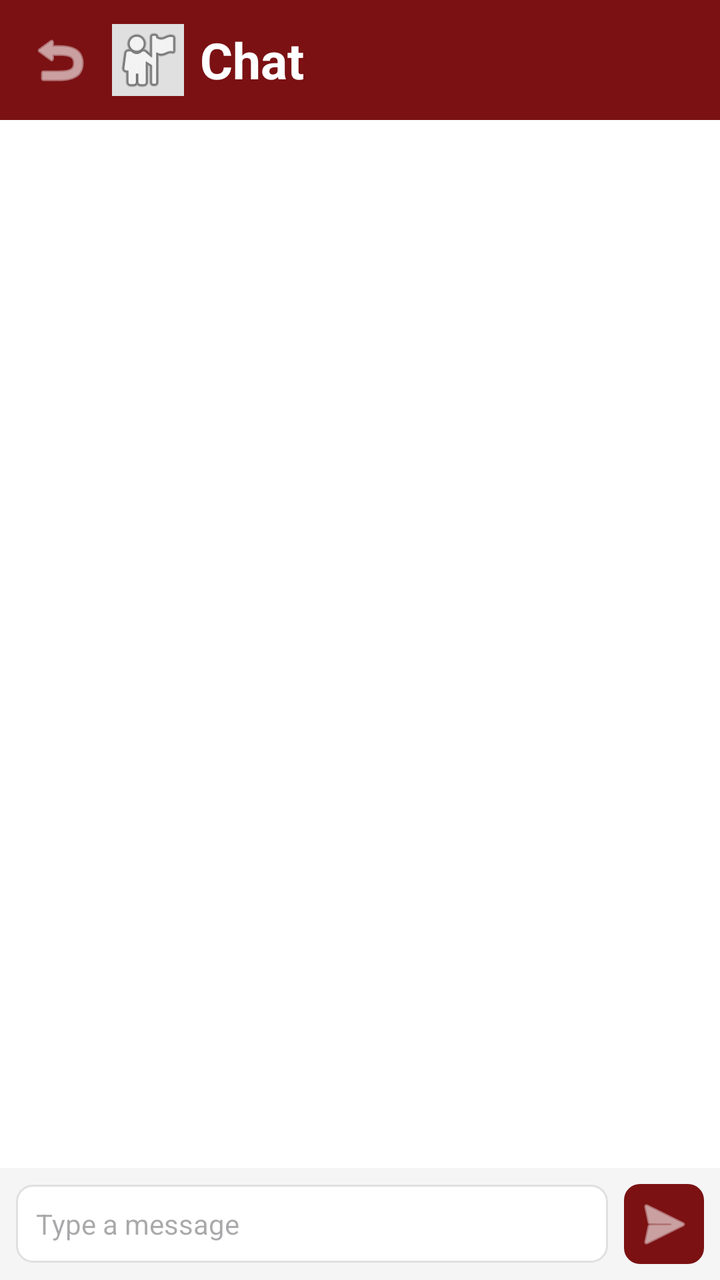
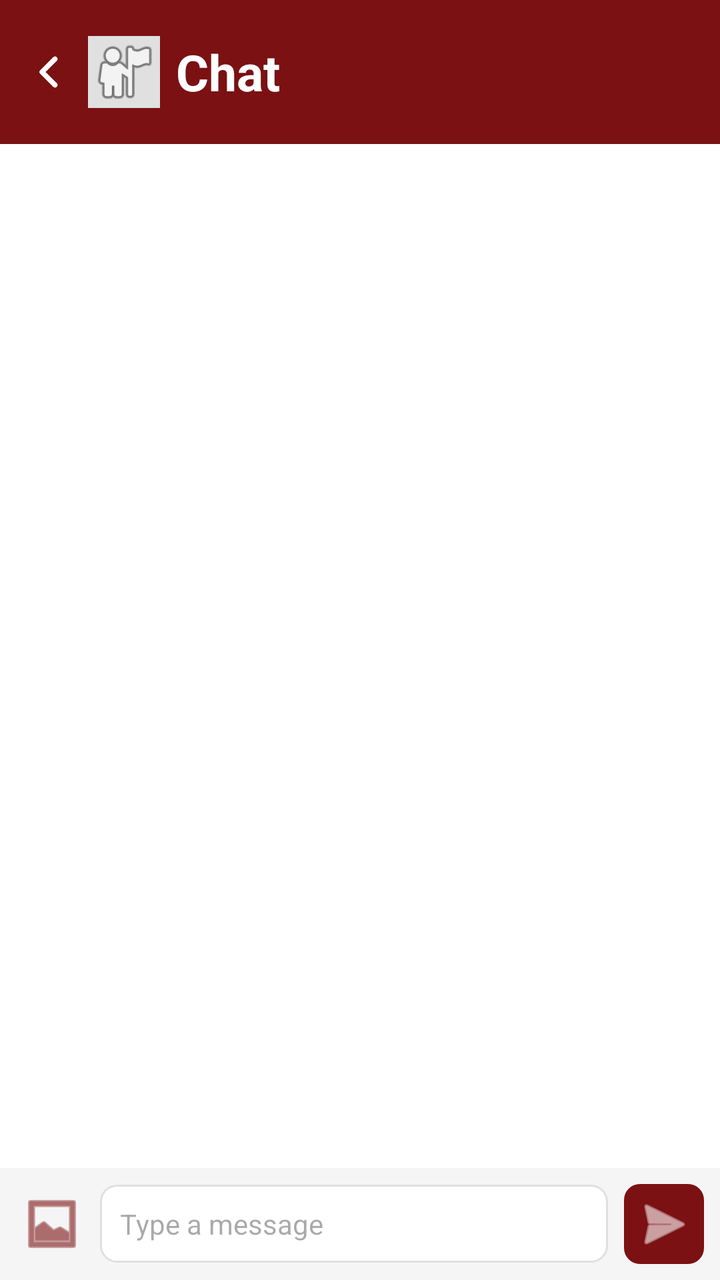

Two renders of the same Android screen: before a commit and after it. Below are the layout's source before the change and the commit's diff.
<!-- AndroidManifest.xml: application theme Theme.FixItFinderApp -->
<!-- res/layout/activity_chat.xml -->
<?xml version="1.0" encoding="utf-8"?>
<androidx.coordinatorlayout.widget.CoordinatorLayout
    xmlns:android="http://schemas.android.com/apk/res/android"
    android:layout_width="match_parent"
    android:layout_height="match_parent"
    android:background="@color/white">

    <LinearLayout
        android:layout_width="match_parent"
        android:layout_height="match_parent"
        android:orientation="vertical">

        <LinearLayout
            android:layout_width="match_parent"
            android:layout_height="wrap_content"
            android:orientation="horizontal"
            android:background="@color/color_primary"
            android:padding="12dp"
            android:gravity="center_vertical">

            <ImageButton
                android:id="@+id/btnBack"
                android:layout_width="36dp"
                android:layout_height="36dp"
                android:src="@android:drawable/ic_menu_revert"
                android:tint="@color/white"
                android:background="?attr/selectableItemBackgroundBorderless"
                android:contentDescription="Back" />

            <ImageView
                android:id="@+id/ivChatAvatar"
                android:layout_width="36dp"
                android:layout_height="36dp"
                android:layout_marginStart="8dp"
                android:scaleType="centerCrop"
                android:src="@android:drawable/ic_menu_myplaces"
                android:background="#E0E0E0"
                android:contentDescription="Avatar" />

            <TextView
                android:id="@+id/tvChatTitle"
                android:layout_width="0dp"
                android:layout_height="wrap_content"
                android:layout_weight="1"
                android:layout_marginStart="8dp"
                android:text="Chat"
                android:textSize="25sp"
                android:textStyle="bold"
                android:textColor="@color/white" />
        </LinearLayout>

        <androidx.recyclerview.widget.RecyclerView
            android:id="@+id/recyclerChat"
            android:layout_width="match_parent"
            android:layout_height="0dp"
            android:layout_weight="1"
            android:padding="12dp"
            android:clipToPadding="false" />

        <LinearLayout
            android:layout_width="match_parent"
            android:layout_height="wrap_content"
            android:orientation="horizontal"
            android:padding="8dp"
            android:background="#F5F5F5"
            android:gravity="center_vertical">

            <EditText
                android:id="@+id/edtMessage"
                android:layout_width="0dp"
                android:layout_height="wrap_content"
                android:layout_weight="1"
                android:hint="Type a message"
                android:background="@drawable/bg_service_card"
                android:padding="10dp"
                android:textSize="14sp" />

            <ImageButton
                android:id="@+id/btnSend"
                android:layout_width="40dp"
                android:layout_height="40dp"
                android:layout_marginStart="8dp"
                android:src="@android:drawable/ic_menu_send"
                android:tint="@color/white"
                android:background="@drawable/button_rounded_primary"
                android:contentDescription="Send" />
        </LinearLayout>
    </LinearLayout>
</androidx.coordinatorlayout.widget.CoordinatorLayout>
<!-- resources referenced by this layout -->
<resources>
  <color name="color_primary">#7B1113</color>
  <color name="white">#FFFFFFFF</color>
  <!-- drawable bg_service_card (drawable) -->
  <?xml version="1.0" encoding="utf-8"?>
  <shape xmlns:android="http://schemas.android.com/apk/res/android"
      android:shape="rectangle">
      <solid android:color="@android:color/white" />
      <stroke
          android:width="1dp"
          android:color="#E0E0E0" />
      <corners android:radius="8dp" />
  </shape>
  <!-- drawable button_rounded_primary (drawable) -->
  <?xml version="1.0" encoding="utf-8"?>
  <shape xmlns:android="http://schemas.android.com/apk/res/android"
      android:shape="rectangle">
  
      <solid android:color="@color/color_primary" />
  
      
      <corners
          android:radius="8dp" />
  
      <padding
          android:left="16dp"
          android:top="8dp"
          android:right="16dp"
          android:bottom="8dp" />
  
  </shape>
  <style name="Theme.FixItFinderApp" parent="Base.Theme.FixItFinderApp" />
  <style name="Base.Theme.FixItFinderApp" parent="Theme.Material3.DayNight.NoActionBar">
          <item name="colorPrimary">@color/color_primary</item>
          <item name="colorSecondary">@color/color_secondary</item>
          <item name="colorSurface">@color/color_background</item>
          <item name="colorOnSurface">@color/color_text_dark</item>
          <item name="colorPrimaryContainer">@color/color_primary</item>
          <item name="colorOnPrimary">@color/color_background</item>
      </style>
  <color name="color_secondary">#825037</color>
  <color name="color_background">#FFFFFF</color>
  <color name="color_text_dark">#2C2C2C</color>
</resources>

<!-- the commit's change to res/layout/activity_chat.xml (unified diff, before → after) -->
@@ -20,9 +20,9 @@
 
             <ImageButton
                 android:id="@+id/btnBack"
-                android:layout_width="36dp"
-                android:layout_height="36dp"
-                android:src="@android:drawable/ic_menu_revert"
+                android:layout_width="@dimen/back_btn_width"
+                android:layout_height="@dimen/back_btn_height"
+                android:src="@drawable/ic_back_chevron"
                 android:tint="@color/white"
                 android:background="?attr/selectableItemBackgroundBorderless"
                 android:contentDescription="Back" />
@@ -65,6 +65,16 @@
             android:background="#F5F5F5"
             android:gravity="center_vertical">
 
+            <ImageButton
+                android:id="@+id/btnAttach"
+                android:layout_width="36dp"
+                android:layout_height="36dp"
+                android:layout_marginEnd="6dp"
+                android:src="@android:drawable/ic_menu_gallery"
+                android:tint="@color/color_primary"
+                android:background="?attr/selectableItemBackgroundBorderless"
+                android:contentDescription="Attach photo" />
+
             <EditText
                 android:id="@+id/edtMessage"
                 android:layout_width="0dp"
<!-- resource entries referenced after the edit -->
@@ -2,6 +2,8 @@
 <resources>
   <color name="color_primary">#7B1113</color>
   <color name="white">#FFFFFFFF</color>
+  <dimen name="back_btn_height">48dp</dimen>
+  <dimen name="back_btn_width">24dp</dimen>
   <!-- drawable bg_service_card (drawable) -->
   <?xml version="1.0" encoding="utf-8"?>
   <shape xmlns:android="http://schemas.android.com/apk/res/android"
@@ -30,6 +32,21 @@
           android:bottom="8dp" />
   
   </shape>
+  <!-- drawable ic_back_chevron (drawable) -->
+  <?xml version="1.0" encoding="utf-8"?>
+  <vector xmlns:android="http://schemas.android.com/apk/res/android"
+      android:width="24dp"
+      android:height="24dp"
+      android:viewportWidth="24"
+      android:viewportHeight="24">
+      <path
+          android:fillColor="@android:color/transparent"
+          android:strokeColor="#000000"
+          android:strokeWidth="2.5"
+          android:strokeLineCap="round"
+          android:strokeLineJoin="round"
+          android:pathData="M15.5,5.5 L9,12 L15.5,18.5" />
+  </vector>
   <style name="Theme.FixItFinderApp" parent="Base.Theme.FixItFinderApp" />
   <style name="Base.Theme.FixItFinderApp" parent="Theme.Material3.DayNight.NoActionBar">
           <item name="colorPrimary">@color/color_primary</item>
